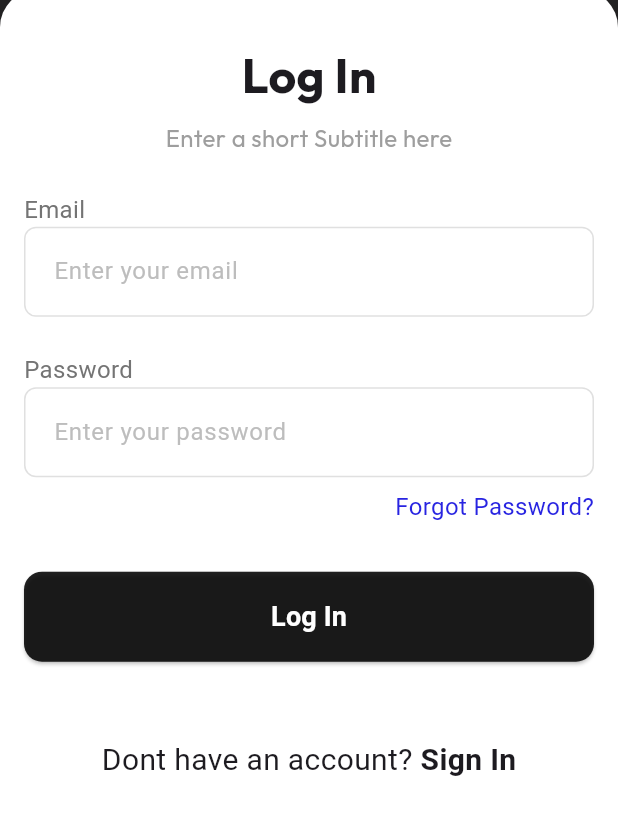
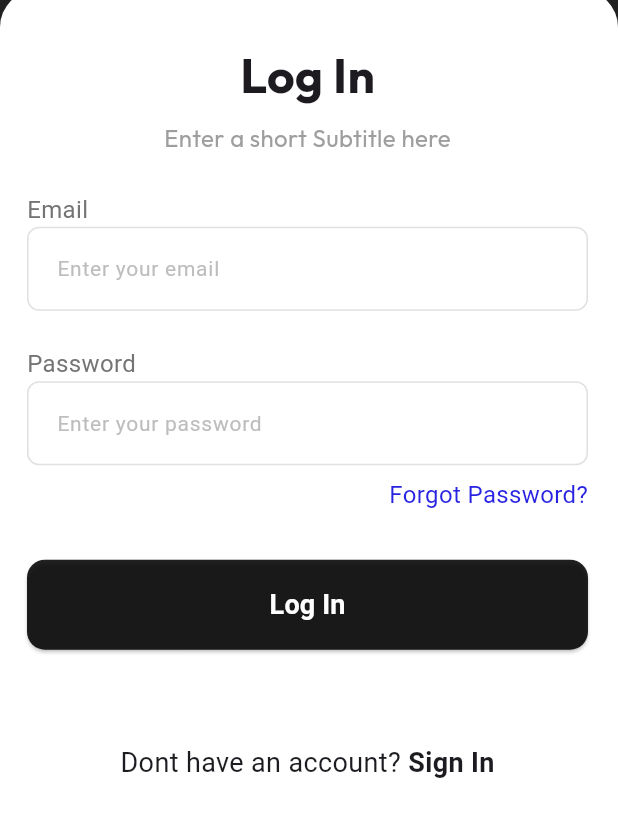
Before and after one commit to RoshinM/CrowdLink, a Flutter app: the screen it shows after launch, on a phone screen of 412 x 824 dp, the part 418-1236 px from its top. Run offline on Flutter 3.47's test engine with Material 3 defaults, Android fonts, the phone set to English and light mode, and no system bars; our stand-ins replace google_fonts.

Commit message:
UI adjustments

```diff
--- a/lib/pages/loginPage.dart
+++ b/lib/pages/loginPage.dart
@@ -25,7 +25,7 @@ class _LoginpageState extends State<Loginpage> {
             hintText: textFieldHint, // Placeholder text
             hintStyle: TextStyle(
                 color: Colors.grey[400],
-                fontSize: 16,
+                fontSize: 14,
             ),
             border: OutlineInputBorder(
               borderRadius: BorderRadius.circular(8), // Rounded corners
@@ -49,7 +49,7 @@ class _LoginpageState extends State<Loginpage> {
               ),
             ),
             contentPadding: EdgeInsets.symmetric(
-              vertical: 18,
+              vertical: 16,
               horizontal: 16,
             ), // Inner padding for the text field
           ),
@@ -108,7 +108,7 @@ class _LoginpageState extends State<Loginpage> {
           children: [
             Text(
               'Dont have an account? ',
-              style: TextStyle(fontSize: 20,
+              style: TextStyle(fontSize: 18,
                 fontWeight: FontWeight.w400,
               ),
             ),
@@ -116,7 +116,7 @@ class _LoginpageState extends State<Loginpage> {
               onTap: () {},
               child: Text(
                 'Sign In',
-                style: TextStyle(fontSize: 20,
+                style: TextStyle(fontSize: 18,
                   fontWeight: FontWeight.bold,
                 ),
               ),
@@ -130,6 +130,7 @@ class _LoginpageState extends State<Loginpage> {
   Widget build(BuildContext context) {
     var size = MediaQuery.of(context).size;
     return Scaffold(
+      resizeToAvoidBottomInset: false,
       body: Container(
         color: Colors.black87,
         child: Column(
@@ -146,7 +147,7 @@ class _LoginpageState extends State<Loginpage> {
                   ),
                 ),
                 child: Padding(
-                  padding: EdgeInsets.only(top: 34,left: 16, right: 16, bottom:24),
+                  padding: EdgeInsets.only(top: 34,left: 18, right: 20, bottom:24),
                   child: Column(
                     children: [
                       Text(
```
